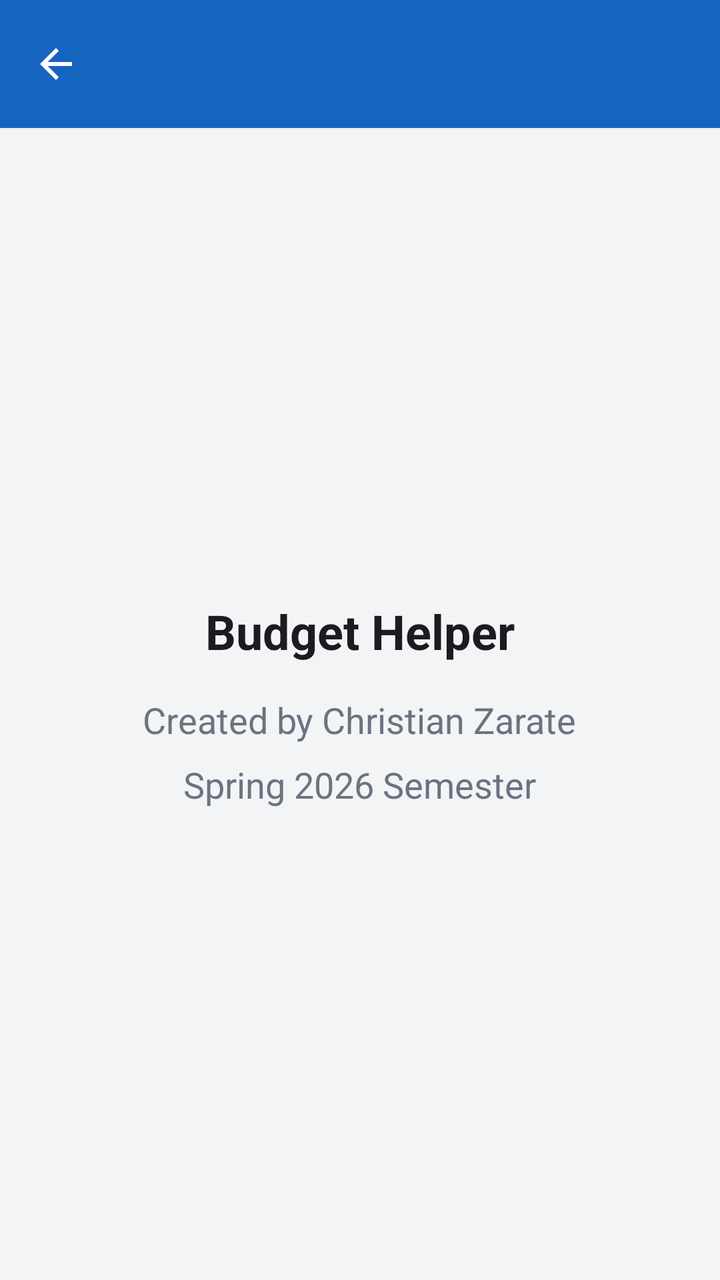
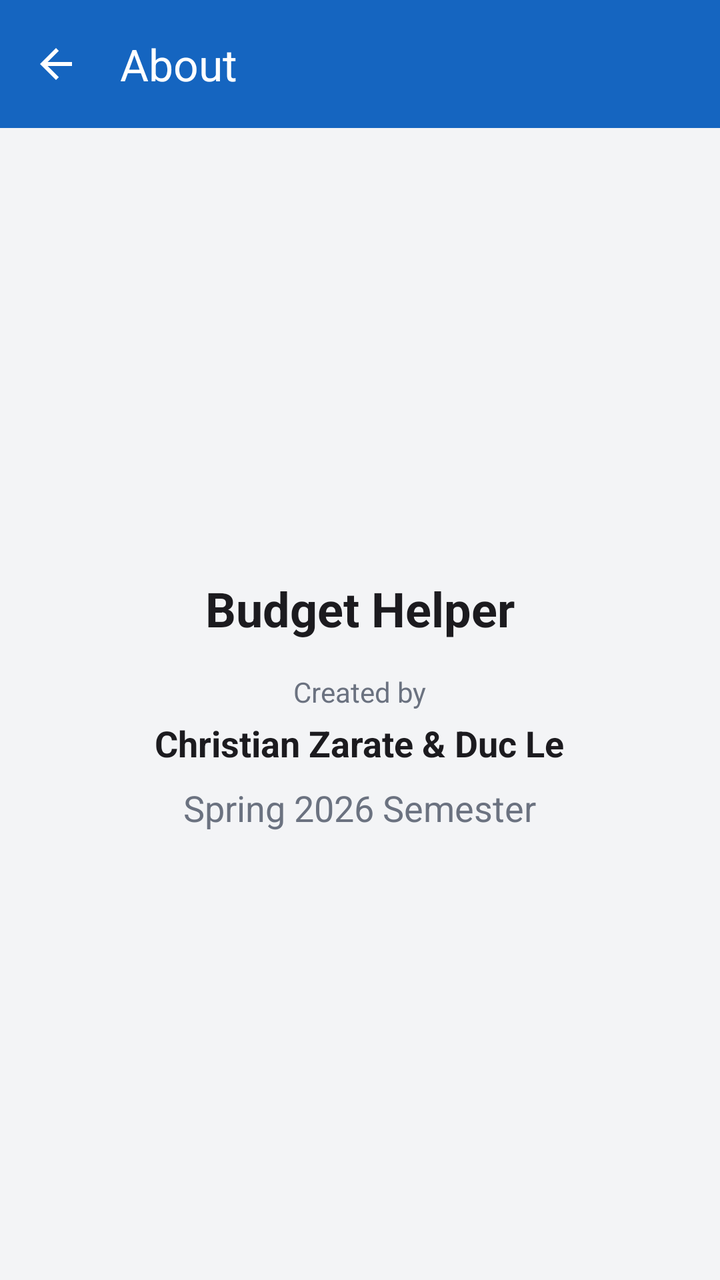

Compare the two renders of this Android layout. The source of the first and the diff that turns it into the second are given below.
<!-- AndroidManifest.xml: application theme Theme.BudgetHelper -->
<!-- res/layout/activity_about.xml -->
<?xml version="1.0" encoding="utf-8"?>
<LinearLayout xmlns:android="http://schemas.android.com/apk/res/android"
    xmlns:app="http://schemas.android.com/apk/res-auto"
    android:layout_width="match_parent"
    android:layout_height="match_parent"
    android:orientation="vertical"
    android:background="@color/background">

    
    <com.google.android.material.appbar.MaterialToolbar
        android:id="@+id/aboutToolbar"
        android:layout_width="match_parent"
        android:layout_height="?attr/actionBarSize"
        android:background="@color/colorPrimary"
        android:title="@string/about_title"
        android:titleTextColor="@color/white"
        app:navigationIcon="@drawable/ic_arrow_back"
        app:navigationIconTint="@color/white" />

    
    <LinearLayout
        android:layout_width="match_parent"
        android:layout_height="match_parent"
        android:gravity="center"
        android:orientation="vertical"
        android:padding="24dp">

        <TextView
            android:layout_width="wrap_content"
            android:layout_height="wrap_content"
            android:text="@string/about_app_name"
            android:textSize="24sp"
            android:textStyle="bold"
            android:textColor="@color/text_primary" />

        <TextView
            android:layout_width="wrap_content"
            android:layout_height="wrap_content"
            android:text="@string/about_author"
            android:textSize="18sp"
            android:layout_marginTop="16dp"
            android:textColor="@color/text_secondary" />

        <TextView
            android:layout_width="wrap_content"
            android:layout_height="wrap_content"
            android:text="@string/about_semester"
            android:textSize="18sp"
            android:layout_marginTop="8dp"
            android:textColor="@color/text_secondary" />

    </LinearLayout>

</LinearLayout>
<!-- resources referenced by this layout -->
<resources>
  <color name="background">#F3F4F6</color>
  <color name="colorPrimary">#1565C0</color>
  <color name="text_primary">#1C1B1F</color>
  <color name="text_secondary">#6B7280</color>
  <color name="white">#FFFFFFFF</color>
  <!-- drawable ic_arrow_back (drawable) -->
  <vector xmlns:android="http://schemas.android.com/apk/res/android"
      android:width="24dp"
      android:height="24dp"
      android:viewportWidth="24"
      android:viewportHeight="24"
      android:tint="@color/white">
    <path
        android:fillColor="@android:color/white"
        android:pathData="M20,11H7.83l5.59,-5.59L12,4l-8,8 8,8 1.41,-1.41L7.83,13H20v-2z"/>
  </vector>
  <string name="about_app_name">Budget Helper</string>
  <string name="about_author">Created by Christian Zarate</string>
  <string name="about_semester">Spring 2026 Semester</string>
  <string name="about_title">About</string>
  <style name="Theme.BudgetHelper" parent="Base.Theme.BudgetHelper" />
  <style name="Base.Theme.BudgetHelper" parent="Theme.Material3.DayNight.NoActionBar">
          <item name="colorPrimary">@color/colorPrimary</item>
          <item name="colorPrimaryVariant">@color/colorPrimaryDark</item>
          <item name="colorOnPrimary">@color/white</item>
          <item name="android:windowBackground">@color/background</item>
      </style>
  <color name="colorPrimaryDark">#0D47A1</color>
</resources>

<!-- the commit's change to res/layout/activity_about.xml (unified diff, before → after) -->
@@ -12,8 +12,8 @@
         android:layout_width="match_parent"
         android:layout_height="?attr/actionBarSize"
         android:background="@color/colorPrimary"
-        android:title="@string/about_title"
-        android:titleTextColor="@color/white"
+        app:title="@string/about_title"
+        app:titleTextColor="@color/white"
         app:navigationIcon="@drawable/ic_arrow_back"
         app:navigationIconTint="@color/white" />
 
@@ -36,10 +36,19 @@
         <TextView
             android:layout_width="wrap_content"
             android:layout_height="wrap_content"
+            android:text="Created by"
+            android:textSize="14sp"
+            android:layout_marginTop="16dp"
+            android:textColor="@color/text_secondary" />
+
+        <TextView
+            android:layout_width="wrap_content"
+            android:layout_height="wrap_content"
             android:text="@string/about_author"
             android:textSize="18sp"
-            android:layout_marginTop="16dp"
-            android:textColor="@color/text_secondary" />
+            android:textStyle="bold"
+            android:layout_marginTop="4dp"
+            android:textColor="@color/text_primary" />
 
         <TextView
             android:layout_width="wrap_content"
<!-- resource entries referenced after the edit -->
@@ -17,7 +17,7 @@
         android:pathData="M20,11H7.83l5.59,-5.59L12,4l-8,8 8,8 1.41,-1.41L7.83,13H20v-2z"/>
   </vector>
   <string name="about_app_name">Budget Helper</string>
-  <string name="about_author">Created by Christian Zarate</string>
+  <string name="about_author">Christian Zarate &amp; Duc Le</string>
   <string name="about_semester">Spring 2026 Semester</string>
   <string name="about_title">About</string>
   <style name="Theme.BudgetHelper" parent="Base.Theme.BudgetHelper" />
